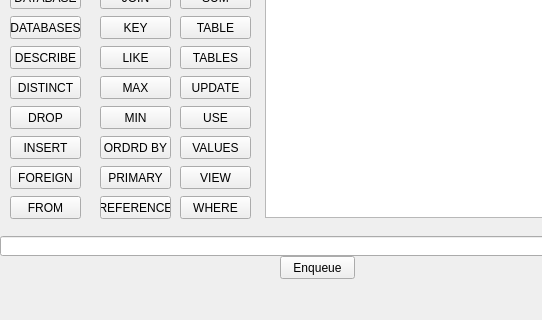
The window that GUI/QueueQuerryDictinonary/QQD/mainwindow.ui (Nukem74/QTSolutions) describes before a commit, drawn with Qt 5; both pictures show x 0 to 542 and y 171 to 491 of the 636 by 491 pixel window.
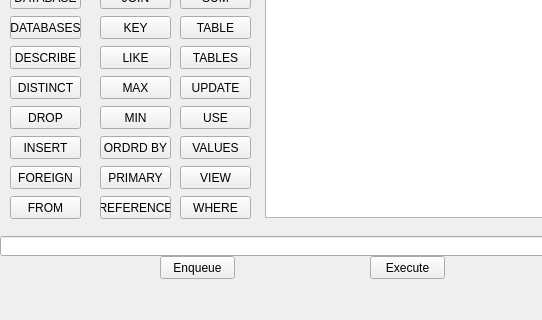
The same window after the commit.

```diff
--- a/GUI/QueueQuerryDictinonary/QQD/mainwindow.ui
+++ b/GUI/QueueQuerryDictinonary/QQD/mainwindow.ui
@@ -27,7 +27,7 @@
    <widget class="QPushButton" name="ENQUEUE_button">
     <property name="geometry">
      <rect>
-      <x>280</x>
+      <x>160</x>
       <y>410</y>
       <width>75</width>
       <height>23</height>
@@ -515,6 +515,19 @@
      </rect>
     </property>
    </widget>
+   <widget class="QPushButton" name="EXEC_button">
+    <property name="geometry">
+     <rect>
+      <x>370</x>
+      <y>410</y>
+      <width>75</width>
+      <height>23</height>
+     </rect>
+    </property>
+    <property name="text">
+     <string>Execute</string>
+    </property>
+   </widget>
   </widget>
   <widget class="QMenuBar" name="menuBar">
    <property name="geometry">
```
